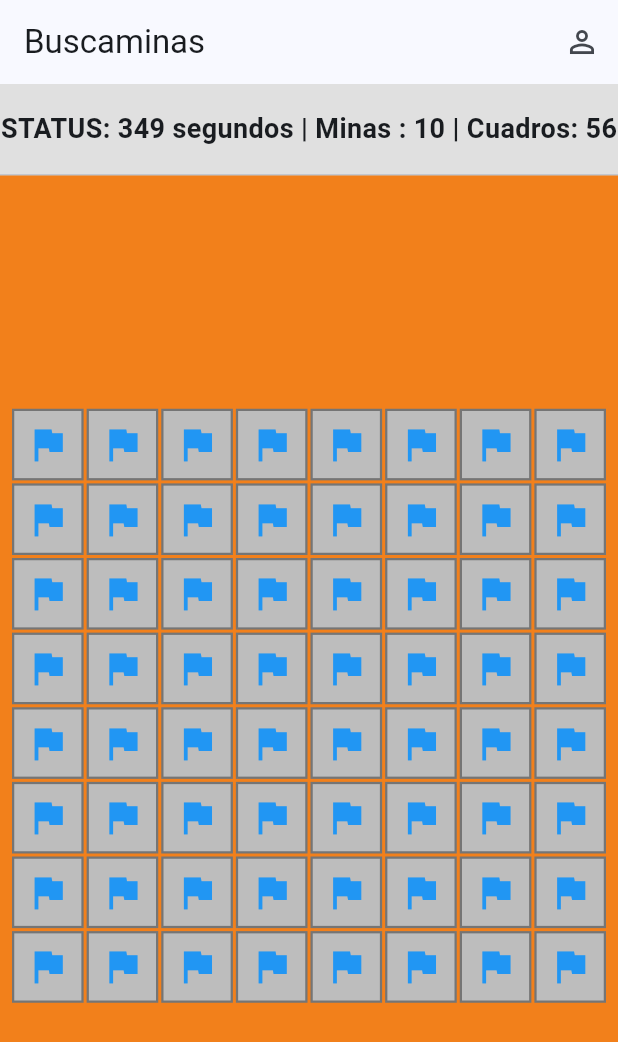
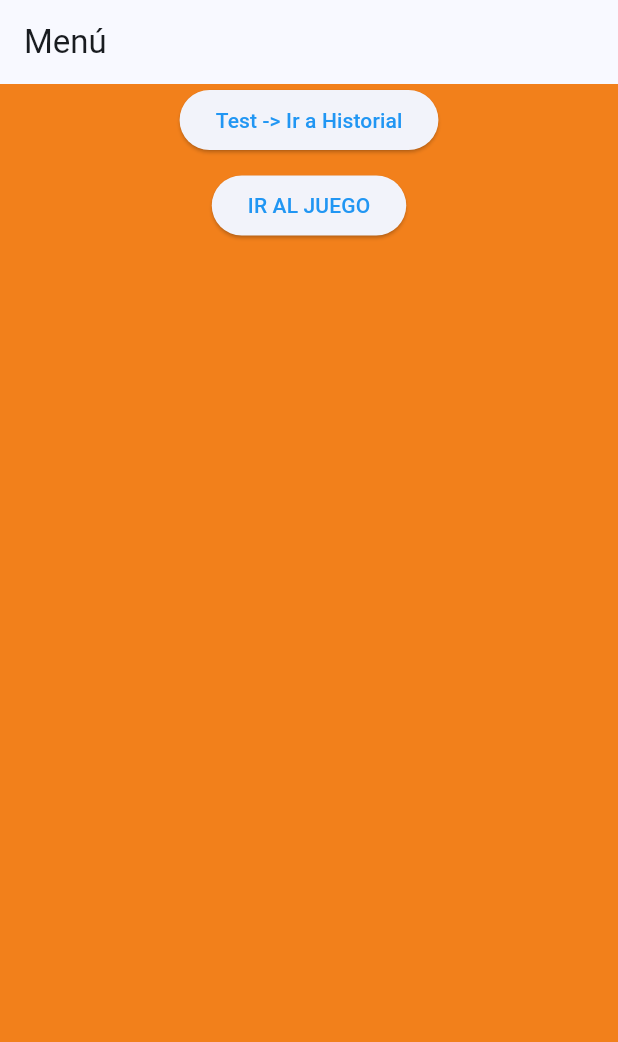
Before and after one commit to danielmnz/3479A321_2021479044, a Flutter app: the screen it shows after launch, on a phone screen of 412 x 824 dp. Shown: the top 1042 px of the screen. Run offline on Flutter 3.47's test engine with Material 3 defaults, Android fonts, the phone set to English and light mode, and no system bars; our stand-ins replace logger.

Commit message:
navegacion por nombre de ruta

```diff
--- a/lib/main.dart
+++ b/lib/main.dart
@@ -1,5 +1,8 @@
 import 'package:flutter/material.dart';
 import 'package:logger/logger.dart';
+import 'package:probando_flutter_lab1/ui/screens/about.dart';
+import 'package:probando_flutter_lab1/ui/screens/history_screen.dart';
+import 'package:probando_flutter_lab1/ui/screens/menu_screen.dart';
 import 'package:probando_flutter_lab1/ui/screens/minesweeper_screen.dart';
 
 //logger
@@ -24,7 +27,7 @@ class MyApp extends StatelessWidget {
         colorScheme: ColorScheme.fromSeed(
           seedColor: Colors.blue,
           primary: Colors.blue,
-          secondary: Colors.yellow,
+          secondary: Colors.red,
         ),
         //color fondo default
         scaffoldBackgroundColor: const Color.fromARGB(255, 242, 128, 27),
@@ -35,7 +38,15 @@ class MyApp extends StatelessWidget {
         useMaterial3: true,
       ),
       debugShowCheckedModeBanner: false, //quitar el debug de la esquina
-      home: const MinesweeperScreen(),
+      //home: const MinesweeperScreen(),
+      initialRoute: '/menu',
+
+      routes: {
+        '/menu': (context) => const MenuScreen(),
+        '/game': (context) => const MinesweeperScreen(),
+        '/history': (context) => const HistoryScreen(),
+        '/about': (context) => const AboutScreen(),
+      },
     );
   }
 }
--- a/lib/ui/screens/menu_screen.dart
+++ b/lib/ui/screens/menu_screen.dart
@@ -0,0 +1,29 @@
+import 'package:flutter/material.dart';
+
+class MenuScreen extends StatelessWidget {
+  const MenuScreen({super.key});
+
+  @override
+  Widget build(BuildContext context) {
+    return Scaffold(
+      appBar: AppBar(title: Text("Menú")),
+      body: Center(
+        child: Column(
+          children: [
+            ElevatedButton(
+              onPressed: () => Navigator.pushNamed(context, '/history'),
+              child: const Text('Test -> Ir a Historial'),
+            ),
+
+            SizedBox(height: 9),
+
+            ElevatedButton(
+              onPressed: () => Navigator.pushNamed(context, '/game'),
+              child: const Text('IR AL JUEGO'),
+            ),
+          ],
+        ),
+      ),
+    );
+  }
+}
```
Also changed, not shown: lib/ui/screens/history_screen.dart (+17 -0 lines), lib/ui/screens/minesweeper_screen.dart (+3 -4 lines).
